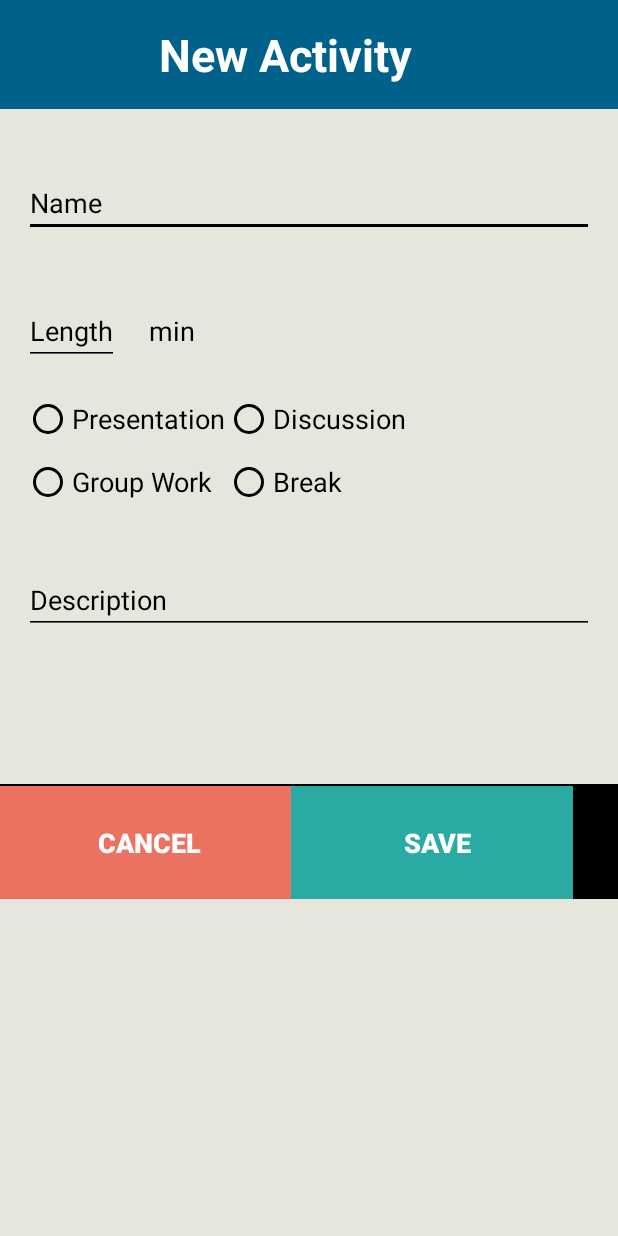
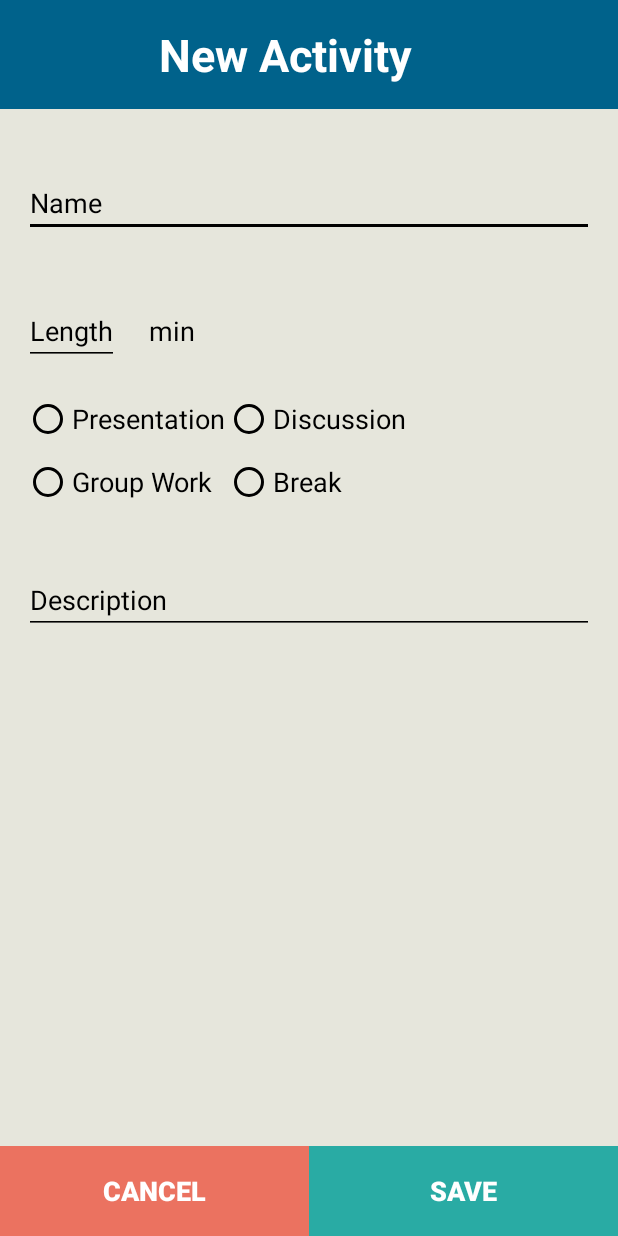
Before and after one commit to kmja/MeetingAgenda, an Android app: the layout activity_layout.xml on its own in the app's theme, with its tools: preview values and no code run, on a phone screen of 412 x 824 dp. Run offline under Robolectric (Android 15) with nearby library versions, the phone set to English and light mode, and no system bars.

Commit message:
knappar och layout

```diff
--- a/app/src/main/java/com/example/karl/meetingagenda/android/ActivityActivity.java
+++ b/app/src/main/java/com/example/karl/meetingagenda/android/ActivityActivity.java
@@ -8,7 +8,7 @@ import android.view.MenuItem;
 import com.example.karl.meetingagenda.R;
 
 
-public class ActivityActivity extends ActionBarActivity {
+public class ActivityActivity extends android.app.Activity {
 
     @Override
     protected void onCreate(Bundle savedInstanceState) {
--- a/app/src/main/res/layout/activity_layout.xml
+++ b/app/src/main/res/layout/activity_layout.xml
@@ -29,6 +29,56 @@
             android:elegantTextHeight="false"
             android:paddingLeft="90dp" />
     </LinearLayout>
+
+    <LinearLayout
+        android:orientation="horizontal"
+        android:layout_width="match_parent"
+        android:layout_height="wrap_content"
+        android:layout_below="@+id/linearLayout5"
+        android:layout_alignParentLeft="true"
+        android:baselineAligned="false"
+        android:layout_alignParentBottom="true"
+        android:weightSum="1.0">
+
+        <Button
+            android:layout_width="wrap_content"
+            android:layout_height="60dp"
+            android:layout_weight="0.5"
+            android:text="Cancel"
+            android:id="@+id/button"
+            android:singleLine="false"
+            android:background="#eb7260"
+            android:paddingLeft="0dp"
+            android:paddingTop="0dp"
+            android:paddingRight="0dp"
+            android:paddingBottom="0dp"
+            android:textColor="#ffffff"
+            android:textStyle="bold"
+            android:textSize="18dp" />
+
+        <Button
+            android:layout_width="wrap_content"
+            android:layout_height="60dp"
+            android:layout_weight="0.5"
+            android:text="Save"
+            android:id="@+id/button2"
+            android:background="#29aba4"
+            android:paddingLeft="0dp"
+            android:paddingRight="0dp"
+            android:paddingTop="0dp"
+            android:paddingBottom="0dp"
+            android:textColor="#ffffff"
+            android:textStyle="bold"
+            android:textSize="18dp" />
+    </LinearLayout>
+
+    <LinearLayout
+        android:orientation="vertical"
+        android:layout_width="fill_parent"
+        android:layout_height="wrap_content"
+        android:layout_below="@+id/linearLayout"
+        android:layout_alignParentLeft="true"
+        android:layout_alignParentStart="true">
 
         <LinearLayout
             android:orientation="horizontal"
@@ -195,50 +245,7 @@
                 android:layout_marginTop="20dp"
                 android:backgroundTint="#000000" />
         </LinearLayout>
-
-    <LinearLayout
-        android:orientation="horizontal"
-        android:layout_width="match_parent"
-        android:layout_height="wrap_content"
-        android:layout_below="@+id/linearLayout5"
-        android:layout_alignParentLeft="true"
-        android:layout_alignParentStart="true"
-        android:layout_marginTop="100dp"
-        android:baselineAligned="false"
-        android:background="#000000">
-
-        <Button
-            android:layout_width="wrap_content"
-            android:layout_height="wrap_content"
-            android:text="Cancel"
-            android:id="@+id/button"
-            android:singleLine="false"
-            android:background="#eb7260"
-            android:paddingLeft="65dp"
-            android:paddingTop="25dp"
-            android:paddingRight="60dp"
-            android:paddingBottom="25dp"
-            android:textColor="#ffffff"
-            android:textStyle="bold"
-            android:textSize="18dp"
-            android:layout_marginTop="1dp" />
-
-        <Button
-            android:layout_width="wrap_content"
-            android:layout_height="wrap_content"
-            android:text="Save"
-            android:id="@+id/button2"
-            android:background="#29aba4"
-            android:paddingLeft="75dp"
-            android:paddingRight="68dp"
-            android:paddingTop="25dp"
-            android:paddingBottom="25dp"
-            android:textColor="#ffffff"
-            android:textStyle="bold"
-            android:textSize="18dp"
-            android:layout_marginTop="1dp" />
     </LinearLayout>
 
 
-
 </RelativeLayout>
```
Lines whose indentation alone changed are shown as unchanged.
